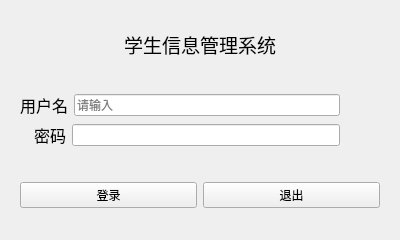
Above: page_login.ui from ShortBackboard/studentManager before the change. Below: the same form after it.
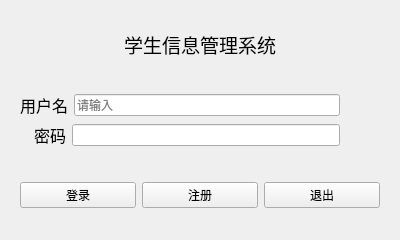
That is the form after the change. Icons and pictures are not drawn.

Commit message: Realize the MainWindow buttons : add, delete, modify and select functions.

Patch:
```diff
--- a/page_login.ui
+++ b/page_login.ui
@@ -147,13 +147,20 @@
         </property>
        </widget>
       </item>
-      <item row="0" column="1">
+      <item row="0" column="2">
        <widget class="QPushButton" name="btn_quit">
         <property name="text">
          <string>退出</string>
         </property>
        </widget>
       </item>
+      <item row="0" column="1">
+       <widget class="QPushButton" name="pushButton">
+        <property name="text">
+         <string>注册</string>
+        </property>
+       </widget>
+      </item>
      </layout>
     </widget>
    </item>
```
The commit also changes 14 other files.
